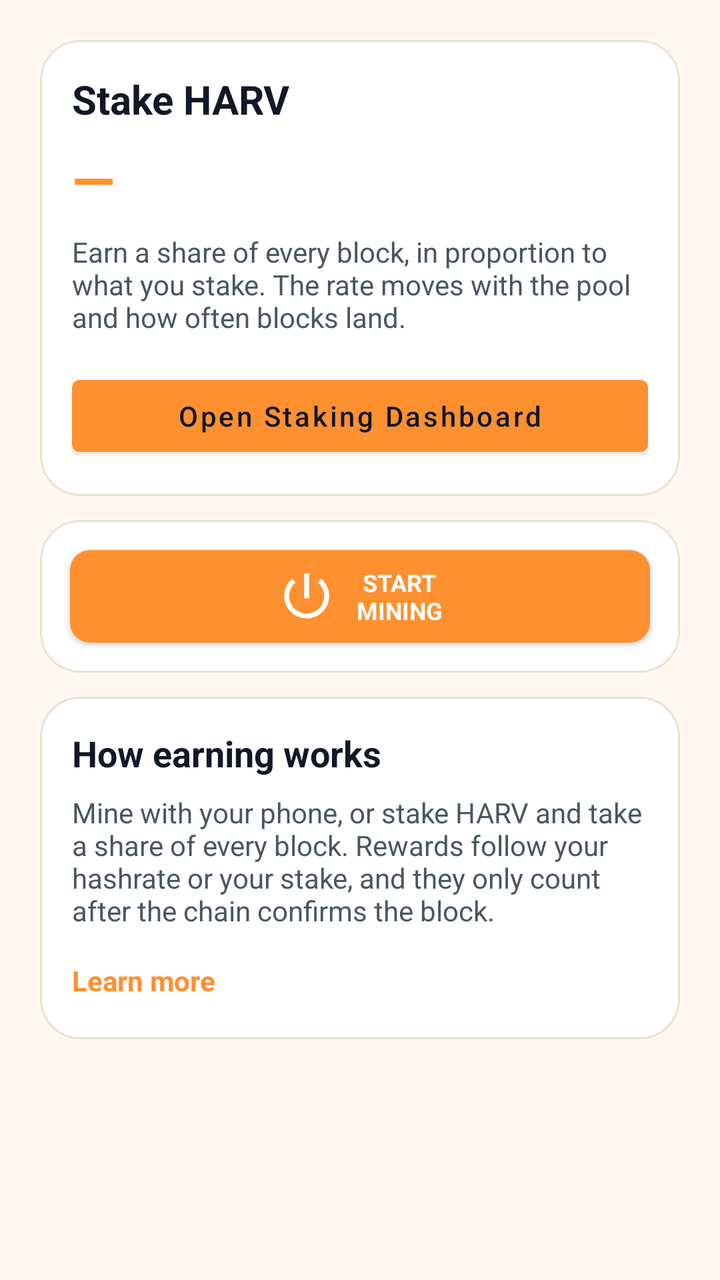
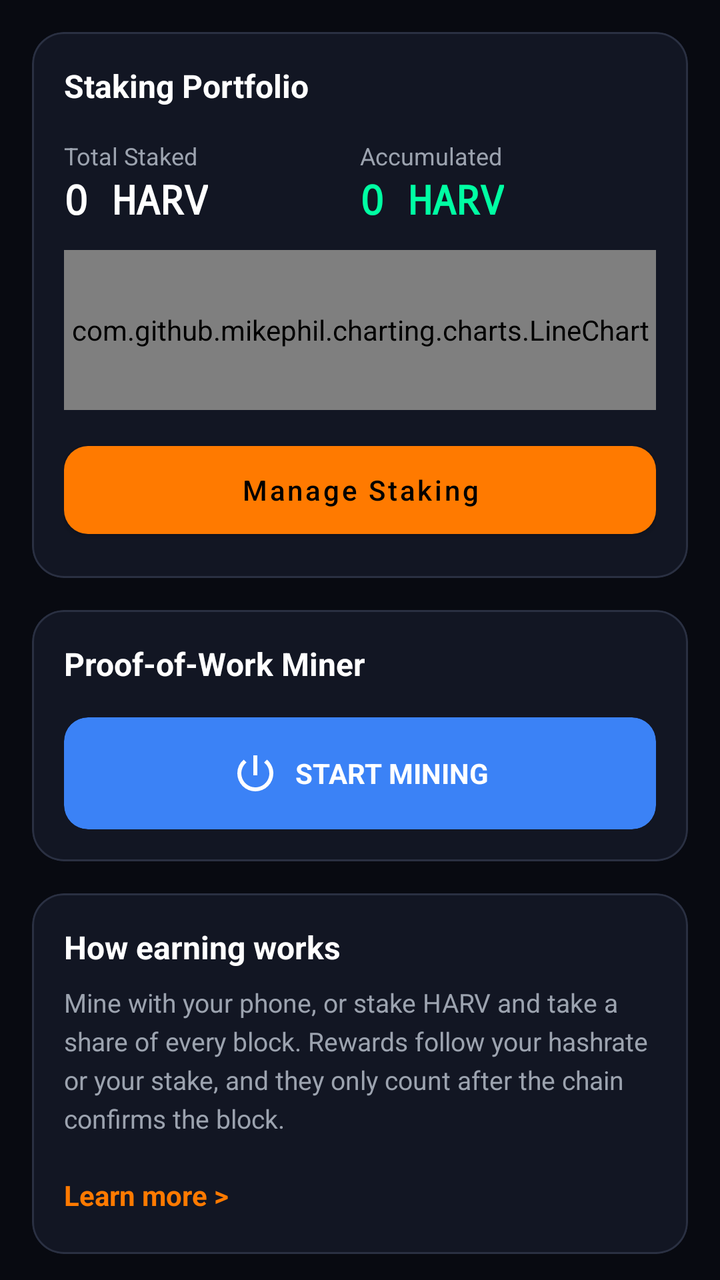

Before-and-after screenshots of an Android layout around one commit, followed by the original layout XML and the change that was made.
<!-- AndroidManifest.xml: application theme AppTheme -->
<!-- res/layout/wallet_earn_fragment.xml -->
<LinearLayout
	xmlns:android="http://schemas.android.com/apk/res/android"
	xmlns:app="http://schemas.android.com/apk/res-auto"
	android:layout_width="match_parent"
	android:layout_height="match_parent"
	android:orientation="vertical"
	android:id="@+id/_main">
	<androidx.core.widget.NestedScrollView
		android:id="@+id/vscroll1"
		android:layout_width="match_parent"
		android:layout_height="match_parent"
		android:fillViewport="true">
		<LinearLayout
			android:id="@+id/linear1"
			android:layout_width="match_parent"
			android:layout_height="wrap_content"
			android:orientation="vertical"
			android:paddingBottom="24dp">
			<com.google.android.material.card.MaterialCardView
				android:id="@+id/card_stake_intro"
				android:layout_width="match_parent"
				android:layout_height="wrap_content"
				android:layout_marginLeft="20dp"
				android:layout_marginTop="20dp"
				android:layout_marginRight="20dp"
				app:cardBackgroundColor="@color/colorSurface"
				app:cardCornerRadius="20dp"
				app:cardElevation="0dp"
				app:strokeWidth="1dp"
				app:strokeColor="@color/colorCardStroke">
				<LinearLayout
					android:layout_width="match_parent"
					android:layout_height="wrap_content"
					android:orientation="vertical"
					android:padding="16dp">
					<TextView
						android:layout_width="match_parent"
						android:layout_height="wrap_content"
						android:text="Stake HARV"
						android:textSize="20sp"
						android:textStyle="bold"
						android:textColor="@color/colorTextPrimary" />
					<TextView
						android:id="@+id/tv_earn_apr"
						android:layout_width="match_parent"
						android:layout_height="wrap_content"
						android:layout_marginTop="8dp"
						android:text="—"
						android:textSize="28sp"
						android:textStyle="bold"
						android:textColor="@color/colorAccent" />
					<TextView
						android:layout_width="match_parent"
						android:layout_height="wrap_content"
						android:layout_marginTop="8dp"
						android:text="Earn a share of every block, in proportion to what you stake. The rate moves with the pool and how often blocks land."
						android:textSize="14sp"
						android:textColor="@color/colorTextSecondary" />
					<com.google.android.material.button.MaterialButton
						android:id="@+id/btn_open_staking"
						android:layout_width="match_parent"
						android:layout_height="wrap_content"
						android:layout_marginTop="16dp"
						android:text="Open Staking Dashboard"
						android:textAllCaps="false" />
				</LinearLayout>
			</com.google.android.material.card.MaterialCardView>
			<com.google.android.material.card.MaterialCardView
				android:id="@+id/cardview4"
				android:layout_width="match_parent"
				android:layout_height="wrap_content"
				android:layout_marginLeft="20dp"
				android:layout_marginTop="12dp"
				android:layout_marginRight="20dp"
				app:cardBackgroundColor="@color/colorSurface"
				app:cardCornerRadius="20dp"
				app:cardElevation="0dp"
				app:strokeWidth="1dp"
				app:strokeColor="@color/colorCardStroke">
				<LinearLayout
					android:id="@+id/linear7"
					android:layout_width="match_parent"
					android:layout_height="wrap_content"
					android:padding="10dp"
					android:orientation="vertical">
					<androidx.cardview.widget.CardView
						android:id="@+id/cardview7"
						android:layout_width="match_parent"
						android:layout_height="wrap_content"
						android:layout_margin="5dp"
						app:cardBackgroundColor="@color/colorAccent"
						app:cardElevation="2dp"
						app:cardCornerRadius="10dp">
						<LinearLayout
							android:id="@+id/linear13"
							android:layout_width="match_parent"
							android:layout_height="wrap_content"
							android:padding="8dp"
							android:gravity="center_horizontal|center_vertical"
							android:orientation="horizontal">
							<ImageView
								android:id="@+id/imageview1"
								android:layout_width="30dp"
								android:layout_height="30dp"
								android:layout_marginRight="5dp"
								android:src="@drawable/icon_power_settings_new_twotone"
								android:scaleType="fitEnd" />
							<TextView
								android:id="@+id/textview16"
								android:layout_width="wrap_content"
								android:layout_height="wrap_content"
								android:layout_marginLeft="5dp"
								android:gravity="center_horizontal"
								android:text="START\nMINING"
								android:textSize="12sp"
								android:textStyle="bold"
								android:textColor="@color/colorTextPrimaryWhite" />
						</LinearLayout>
					</androidx.cardview.widget.CardView>
				</LinearLayout>
			</com.google.android.material.card.MaterialCardView>
			<com.google.android.material.card.MaterialCardView
				android:id="@+id/cardview5"
				android:layout_width="match_parent"
				android:layout_height="wrap_content"
				android:layout_marginLeft="20dp"
				android:layout_marginTop="12dp"
				android:layout_marginRight="20dp"
				app:cardBackgroundColor="@color/colorSurface"
				app:cardCornerRadius="20dp"
				app:cardElevation="0dp"
				app:strokeWidth="1dp"
				app:strokeColor="@color/colorCardStroke">
				<LinearLayout
					android:id="@+id/linear8"
					android:layout_width="match_parent"
					android:layout_height="wrap_content"
					android:padding="16dp"
					android:orientation="vertical">
					<TextView
						android:id="@+id/textview10"
						android:layout_width="match_parent"
						android:layout_height="wrap_content"
						android:text="How earning works"
						android:textSize="18sp"
						android:textStyle="bold"
						android:textColor="@color/colorTextPrimary" />
					<TextView
						android:id="@+id/textview8"
						android:layout_width="match_parent"
						android:layout_height="wrap_content"
						android:layout_marginTop="8dp"
						android:text="Mine with your phone, or stake HARV and take a share of every block. Rewards follow your hashrate or your stake, and they only count after the chain confirms the block."
						android:textSize="14sp"
						android:textColor="@color/colorTextSecondary" />
					<TextView
						android:id="@+id/tv_learn_more"
						android:layout_width="wrap_content"
						android:layout_height="wrap_content"
						android:layout_marginTop="12dp"
						android:paddingTop="4dp"
						android:paddingBottom="4dp"
						android:text="Learn more"
						android:textSize="14sp"
						android:textStyle="bold"
						android:textColor="@color/colorAccent" />
				</LinearLayout>
			</com.google.android.material.card.MaterialCardView>
		</LinearLayout>
	</androidx.core.widget.NestedScrollView>
</LinearLayout>
<!-- resources referenced by this layout -->
<resources>
  <color name="colorAccent">#FF9030</color>
  <color name="colorCardStroke">#EADFD0</color>
  <color name="colorSurface">#FFFFFF</color>
  <color name="colorTextPrimary">#111827</color>
  <color name="colorTextPrimaryWhite">#FFFFFF</color>
  <color name="colorTextSecondary">#4B5563</color>
  <!-- drawable icon_power_settings_new_twotone (drawable-xhdpi) -->
  <?xml version='1.0' encoding='UTF-8' standalone='yes' ?>
  <vector xmlns:android="http://schemas.android.com/apk/res/android" android:width="48dp" android:height="48dp" android:viewportWidth="24.0" android:viewportHeight="24.0"><path android:pathData="M13 3h-2v10h2V3zm4.83 2.17l-1.42 1.42A6.92 6.92 0 0 1 19 12c0 3.87-3.13 7-7 7A6.995 6.995 0 0 1 7.58 6.58L6.17 5.17A8.932 8.932 0 0 0 3 12a9 9 0 0 0 18 0c0-2.74-1.23-5.18-3.17-6.83z" android:fillColor="#FFFFFF" /></vector>
  <style name="HarvanaTextView" parent="android:Widget.TextView">
          <item name="android:textColor">@color/colorTextPrimary</item>
      </style>
  <color name="colorTextOnAccent">#111827</color>
  <color name="colorAccentDark">#E57A14</color>
  <color name="colorError">#EF4444</color>
  <color name="colorControlNormal">#6B7280</color>
  <color name="colorAccentRipple">#1AFF9030</color>
  <color name="colorAccentStroke">#33FF9030</color>
  <color name="colorAccentStrong">#B85F0A</color>
  <color name="colorBackground">#FFF8F0</color>
  <color name="colorTextTertiary">#6B7280</color>
  <style name="HarvanaAlertDialog" parent="ThemeOverlay.MaterialComponents.MaterialAlertDialog">
          <item name="colorPrimary">@color/colorAccent</item>
          <item name="colorAccent">@color/colorAccent</item>
          <item name="colorSurface">@color/colorSurface</item>
          <item name="colorOnPrimary">@color/colorTextOnAccent</item>
          <item name="colorOnSurface">@color/colorTextPrimary</item>
          <item name="android:textColorPrimary">@color/colorTextPrimary</item>
          <item name="android:textColor">@color/colorTextPrimary</item>
          <item name="android:windowBackground">@color/colorSurface</item>
          <item name="buttonBarPositiveButtonStyle">@style/HarvanaDialogButton</item>
          <item name="buttonBarNegativeButtonStyle">@style/HarvanaDialogButton</item>
          <item name="buttonBarNeutralButtonStyle">@style/HarvanaDialogButton</item>
      </style>
  <style name="HarvanaDialogButton" parent="Widget.MaterialComponents.Button.TextButton.Dialog">
          <item name="android:textColor">@color/colorAccent</item>
          <item name="android:minHeight">48dp</item>
      </style>
  <style name="HarvanaBottomSheetStyle" parent="Widget.MaterialComponents.BottomSheet.Modal">
          <item name="backgroundTint">?attr/colorSurface</item>
          <item name="shapeAppearanceOverlay">@style/HarvanaBottomSheetShape</item>
      </style>
  <style name="HarvanaBottomSheetShape" parent="">
          <item name="cornerFamily">rounded</item>
          <item name="cornerSizeTopLeft">20dp</item>
          <item name="cornerSizeTopRight">20dp</item>
          <item name="cornerSizeBottomLeft">0dp</item>
          <item name="cornerSizeBottomRight">0dp</item>
      </style>
  <!-- unchanged entries left out for length: 2 -->
</resources>

<!-- the commit's change to res/layout/wallet_earn_fragment.xml (unified diff, before → after) -->
@@ -1,171 +1,236 @@
 <LinearLayout
-	xmlns:android="http://schemas.android.com/apk/res/android"
-	xmlns:app="http://schemas.android.com/apk/res-auto"
-	android:layout_width="match_parent"
-	android:layout_height="match_parent"
-	android:orientation="vertical"
-	android:id="@+id/_main">
-	<androidx.core.widget.NestedScrollView
-		android:id="@+id/vscroll1"
-		android:layout_width="match_parent"
-		android:layout_height="match_parent"
-		android:fillViewport="true">
-		<LinearLayout
-			android:id="@+id/linear1"
-			android:layout_width="match_parent"
-			android:layout_height="wrap_content"
-			android:orientation="vertical"
-			android:paddingBottom="24dp">
-			<com.google.android.material.card.MaterialCardView
-				android:id="@+id/card_stake_intro"
-				android:layout_width="match_parent"
-				android:layout_height="wrap_content"
-				android:layout_marginLeft="20dp"
-				android:layout_marginTop="20dp"
-				android:layout_marginRight="20dp"
-				app:cardBackgroundColor="@color/colorSurface"
-				app:cardCornerRadius="20dp"
-				app:cardElevation="0dp"
-				app:strokeWidth="1dp"
-				app:strokeColor="@color/colorCardStroke">
-				<LinearLayout
-					android:layout_width="match_parent"
-					android:layout_height="wrap_content"
-					android:orientation="vertical"
-					android:padding="16dp">
-					<TextView
-						android:layout_width="match_parent"
-						android:layout_height="wrap_content"
-						android:text="Stake HARV"
-						android:textSize="20sp"
-						android:textStyle="bold"
-						android:textColor="@color/colorTextPrimary" />
-					<TextView
-						android:id="@+id/tv_earn_apr"
-						android:layout_width="match_parent"
-						android:layout_height="wrap_content"
-						android:layout_marginTop="8dp"
-						android:text="—"
-						android:textSize="28sp"
-						android:textStyle="bold"
-						android:textColor="@color/colorAccent" />
-					<TextView
-						android:layout_width="match_parent"
-						android:layout_height="wrap_content"
-						android:layout_marginTop="8dp"
-						android:text="Earn a share of every block, in proportion to what you stake. The rate moves with the pool and how often blocks land."
-						android:textSize="14sp"
-						android:textColor="@color/colorTextSecondary" />
-					<com.google.android.material.button.MaterialButton
-						android:id="@+id/btn_open_staking"
-						android:layout_width="match_parent"
-						android:layout_height="wrap_content"
-						android:layout_marginTop="16dp"
-						android:text="Open Staking Dashboard"
-						android:textAllCaps="false" />
-				</LinearLayout>
-			</com.google.android.material.card.MaterialCardView>
-			<com.google.android.material.card.MaterialCardView
-				android:id="@+id/cardview4"
-				android:layout_width="match_parent"
-				android:layout_height="wrap_content"
-				android:layout_marginLeft="20dp"
-				android:layout_marginTop="12dp"
-				android:layout_marginRight="20dp"
-				app:cardBackgroundColor="@color/colorSurface"
-				app:cardCornerRadius="20dp"
-				app:cardElevation="0dp"
-				app:strokeWidth="1dp"
-				app:strokeColor="@color/colorCardStroke">
-				<LinearLayout
-					android:id="@+id/linear7"
-					android:layout_width="match_parent"
-					android:layout_height="wrap_content"
-					android:padding="10dp"
-					android:orientation="vertical">
-					<androidx.cardview.widget.CardView
-						android:id="@+id/cardview7"
-						android:layout_width="match_parent"
-						android:layout_height="wrap_content"
-						android:layout_margin="5dp"
-						app:cardBackgroundColor="@color/colorAccent"
-						app:cardElevation="2dp"
-						app:cardCornerRadius="10dp">
-						<LinearLayout
-							android:id="@+id/linear13"
-							android:layout_width="match_parent"
-							android:layout_height="wrap_content"
-							android:padding="8dp"
-							android:gravity="center_horizontal|center_vertical"
-							android:orientation="horizontal">
-							<ImageView
-								android:id="@+id/imageview1"
-								android:layout_width="30dp"
-								android:layout_height="30dp"
-								android:layout_marginRight="5dp"
-								android:src="@drawable/icon_power_settings_new_twotone"
-								android:scaleType="fitEnd" />
-							<TextView
-								android:id="@+id/textview16"
-								android:layout_width="wrap_content"
-								android:layout_height="wrap_content"
-								android:layout_marginLeft="5dp"
-								android:gravity="center_horizontal"
-								android:text="START\nMINING"
-								android:textSize="12sp"
-								android:textStyle="bold"
-								android:textColor="@color/colorTextPrimaryWhite" />
-						</LinearLayout>
-					</androidx.cardview.widget.CardView>
-				</LinearLayout>
-			</com.google.android.material.card.MaterialCardView>
-			<com.google.android.material.card.MaterialCardView
-				android:id="@+id/cardview5"
-				android:layout_width="match_parent"
-				android:layout_height="wrap_content"
-				android:layout_marginLeft="20dp"
-				android:layout_marginTop="12dp"
-				android:layout_marginRight="20dp"
-				app:cardBackgroundColor="@color/colorSurface"
-				app:cardCornerRadius="20dp"
-				app:cardElevation="0dp"
-				app:strokeWidth="1dp"
-				app:strokeColor="@color/colorCardStroke">
-				<LinearLayout
-					android:id="@+id/linear8"
-					android:layout_width="match_parent"
-					android:layout_height="wrap_content"
-					android:padding="16dp"
-					android:orientation="vertical">
-					<TextView
-						android:id="@+id/textview10"
-						android:layout_width="match_parent"
-						android:layout_height="wrap_content"
-						android:text="How earning works"
-						android:textSize="18sp"
-						android:textStyle="bold"
-						android:textColor="@color/colorTextPrimary" />
-					<TextView
-						android:id="@+id/textview8"
-						android:layout_width="match_parent"
-						android:layout_height="wrap_content"
-						android:layout_marginTop="8dp"
-						android:text="Mine with your phone, or stake HARV and take a share of every block. Rewards follow your hashrate or your stake, and they only count after the chain confirms the block."
-						android:textSize="14sp"
-						android:textColor="@color/colorTextSecondary" />
-					<TextView
-						android:id="@+id/tv_learn_more"
-						android:layout_width="wrap_content"
-						android:layout_height="wrap_content"
-						android:layout_marginTop="12dp"
-						android:paddingTop="4dp"
-						android:paddingBottom="4dp"
-						android:text="Learn more"
-						android:textSize="14sp"
-						android:textStyle="bold"
-						android:textColor="@color/colorAccent" />
-				</LinearLayout>
-			</com.google.android.material.card.MaterialCardView>
-		</LinearLayout>
-	</androidx.core.widget.NestedScrollView>
+    xmlns:android="http://schemas.android.com/apk/res/android"
+    xmlns:app="http://schemas.android.com/apk/res-auto"
+    android:layout_width="match_parent"
+    android:layout_height="match_parent"
+    android:orientation="vertical"
+    android:background="@color/colorBackgroundMain"
+    android:id="@+id/_main">
+    
+    <androidx.core.widget.NestedScrollView
+        android:id="@+id/vscroll1"
+        android:layout_width="match_parent"
+        android:layout_height="match_parent"
+        android:fillViewport="true">
+        
+        <LinearLayout
+            android:id="@+id/linear1"
+            android:layout_width="match_parent"
+            android:layout_height="wrap_content"
+            android:orientation="vertical"
+            android:paddingBottom="24dp">
+            
+            
+            <com.google.android.material.card.MaterialCardView
+                android:id="@+id/card_stake_intro"
+                android:layout_width="match_parent"
+                android:layout_height="wrap_content"
+                android:layout_marginLeft="16dp"
+                android:layout_marginTop="16dp"
+                android:layout_marginRight="16dp"
+                app:cardBackgroundColor="@color/colorSurfaceDark"
+                app:cardCornerRadius="16dp"
+                app:cardElevation="0dp"
+                app:strokeWidth="1dp"
+                app:strokeColor="@color/colorStrokeBase">
+                
+                <LinearLayout
+                    android:layout_width="match_parent"
+                    android:layout_height="wrap_content"
+                    android:orientation="vertical"
+                    android:padding="16dp">
+                    
+                    <TextView
+                        android:layout_width="match_parent"
+                        android:layout_height="wrap_content"
+                        android:text="Staking Portfolio"
+                        android:textSize="16sp"
+                        android:textStyle="bold"
+                        android:textColor="#FFFFFF" />
+                    
+                    <LinearLayout
+                        android:layout_width="match_parent"
+                        android:layout_height="wrap_content"
+                        android:orientation="horizontal"
+                        android:layout_marginTop="16dp">
+                        
+                        <LinearLayout
+                            android:layout_width="0dp"
+                            android:layout_height="wrap_content"
+                            android:layout_weight="1"
+                            android:orientation="vertical">
+                            <TextView
+                                android:layout_width="wrap_content"
+                                android:layout_height="wrap_content"
+                                android:text="Total Staked"
+                                android:textColor="@color/colorTextMuted"
+                                android:textSize="12sp" />
+                            <TextView
+                                android:id="@+id/tv_summary_staked"
+                                android:layout_width="wrap_content"
+                                android:layout_height="wrap_content"
+                                android:text="0 HARV"
+                                android:textColor="#FFFFFF"
+                                android:textSize="20sp"
+                                android:fontFamily="monospace"
+                                android:textStyle="bold" />
+                        </LinearLayout>
+                        
+                        <LinearLayout
+                            android:layout_width="0dp"
+                            android:layout_height="wrap_content"
+                            android:layout_weight="1"
+                            android:orientation="vertical">
+                            <TextView
+                                android:layout_width="wrap_content"
+                                android:layout_height="wrap_content"
+                                android:text="Accumulated"
+                                android:textColor="@color/colorTextMuted"
+                                android:textSize="12sp" />
+                            <TextView
+                                android:id="@+id/tv_summary_unclaimed"
+                                android:layout_width="wrap_content"
+                                android:layout_height="wrap_content"
+                                android:text="0 HARV"
+                                android:textColor="@color/colorSuccessNeon"
+                                android:textSize="20sp"
+                                android:fontFamily="monospace"
+                                android:textStyle="bold" />
+                        </LinearLayout>
+                    </LinearLayout>
+                    
+                    
+                    <com.github.mikephil.charting.charts.LineChart
+                        android:id="@+id/mini_reward_chart"
+                        android:layout_width="match_parent"
+                        android:layout_height="80dp"
+                        android:layout_marginTop="12dp" />
+                        
+                    <com.google.android.material.button.MaterialButton
+                        android:id="@+id/btn_open_staking"
+                        android:layout_width="match_parent"
+                        android:layout_height="56dp"
+                        android:layout_marginTop="12dp"
+                        android:text="Manage Staking"
+                        android:textAllCaps="false"
+                        android:textColor="#000000"
+                        app:cornerRadius="12dp"
+                        app:backgroundTint="@color/colorHarvOrange" />
+                        
+                </LinearLayout>
+            </com.google.android.material.card.MaterialCardView>
+
+            
+            <com.google.android.material.card.MaterialCardView
+                android:id="@+id/cardview4"
+                android:layout_width="match_parent"
+                android:layout_height="wrap_content"
+                android:layout_marginLeft="16dp"
+                android:layout_marginTop="16dp"
+                android:layout_marginRight="16dp"
+                app:cardBackgroundColor="@color/colorSurfaceDark"
+                app:cardCornerRadius="16dp"
+                app:cardElevation="0dp"
+                app:strokeWidth="1dp"
+                app:strokeColor="@color/colorStrokeBase">
+                <LinearLayout
+                    android:id="@+id/linear7"
+                    android:layout_width="match_parent"
+                    android:layout_height="wrap_content"
+                    android:padding="16dp"
+                    android:orientation="vertical">
+                    
+                    <TextView
+                        android:layout_width="match_parent"
+                        android:layout_height="wrap_content"
+                        android:text="Proof-of-Work Miner"
+                        android:textSize="16sp"
+                        android:textStyle="bold"
+                        android:textColor="#FFFFFF" />
+                        
+                    <androidx.cardview.widget.CardView
+                        android:id="@+id/cardview7"
+                        android:layout_width="match_parent"
+                        android:layout_height="wrap_content"
+                        android:layout_marginTop="16dp"
+                        app:cardBackgroundColor="@color/colorReadyBlue"
+                        app:cardElevation="0dp"
+                        app:cardCornerRadius="12dp">
+                        <LinearLayout
+                            android:id="@+id/linear13"
+                            android:layout_width="match_parent"
+                            android:layout_height="56dp"
+                            android:gravity="center_horizontal|center_vertical"
+                            android:orientation="horizontal">
+                            <ImageView
+                                android:id="@+id/imageview1"
+                                android:layout_width="24dp"
+                                android:layout_height="24dp"
+                                android:layout_marginRight="8dp"
+                                android:src="@drawable/icon_power_settings_new_twotone"
+                                app:tint="#FFFFFF"/>
+                            <TextView
+                                android:id="@+id/textview16"
+                                android:layout_width="wrap_content"
+                                android:layout_height="wrap_content"
+                                android:text="START MINING"
+                                android:textSize="14sp"
+                                android:textStyle="bold"
+                                android:textColor="#FFFFFF" />
+                        </LinearLayout>
+                    </androidx.cardview.widget.CardView>
+                </LinearLayout>
+            </com.google.android.material.card.MaterialCardView>
+
+            
+            <com.google.android.material.card.MaterialCardView
+                android:id="@+id/cardview5"
+                android:layout_width="match_parent"
+                android:layout_height="wrap_content"
+                android:layout_marginLeft="16dp"
+                android:layout_marginTop="16dp"
+                android:layout_marginRight="16dp"
+                app:cardBackgroundColor="@color/colorSurfaceDark"
+                app:cardCornerRadius="16dp"
+                app:cardElevation="0dp"
+                app:strokeWidth="1dp"
+                app:strokeColor="@color/colorStrokeBase">
+                <LinearLayout
+                    android:id="@+id/linear8"
+                    android:layout_width="match_parent"
+                    android:layout_height="wrap_content"
+                    android:padding="16dp"
+                    android:orientation="vertical">
+                    <TextView
+                        android:id="@+id/textview10"
+                        android:layout_width="match_parent"
+                        android:layout_height="wrap_content"
+                        android:text="How earning works"
+                        android:textSize="16sp"
+                        android:textStyle="bold"
+                        android:textColor="#FFFFFF" />
+                    <TextView
+                        android:id="@+id/textview8"
+                        android:layout_width="match_parent"
+                        android:layout_height="wrap_content"
+                        android:layout_marginTop="8dp"
+                        android:text="Mine with your phone, or stake HARV and take a share of every block. Rewards follow your hashrate or your stake, and they only count after the chain confirms the block."
+                        android:textSize="13sp"
+                        android:lineSpacingExtra="4dp"
+                        android:textColor="@color/colorTextMuted" />
+                    <TextView
+                        android:id="@+id/tv_learn_more"
+                        android:layout_width="wrap_content"
+                        android:layout_height="wrap_content"
+                        android:layout_marginTop="16dp"
+                        android:paddingTop="4dp"
+                        android:paddingBottom="4dp"
+                        android:text="Learn more >"
+                        android:textSize="14sp"
+                        android:textStyle="bold"
+                        android:textColor="@color/colorHarvOrange" />
+                </LinearLayout>
+            </com.google.android.material.card.MaterialCardView>
+        </LinearLayout>
+    </androidx.core.widget.NestedScrollView>
 </LinearLayout>
<!-- resource entries referenced after the edit -->
@@ -1,7 +1,13 @@
 <!-- resources referenced by this layout -->
 <resources>
+  <color name="colorBackgroundMain">#080A11</color>
+  <color name="colorHarvOrange">#FF7A00</color>
+  <color name="colorReadyBlue">#3B82F6</color>
+  <color name="colorStrokeBase">#2A3042</color>
+  <color name="colorSuccessNeon">#00FFA3</color>
+  <color name="colorSurfaceDark">#121623</color>
+  <color name="colorTextMuted">#9CA3AF</color>
   <color name="colorAccent">#FF9030</color>
-  <color name="colorCardStroke">#EADFD0</color>
   <color name="colorSurface">#FFFFFF</color>
   <color name="colorTextPrimary">#111827</color>
   <color name="colorTextPrimaryWhite">#FFFFFF</color>
